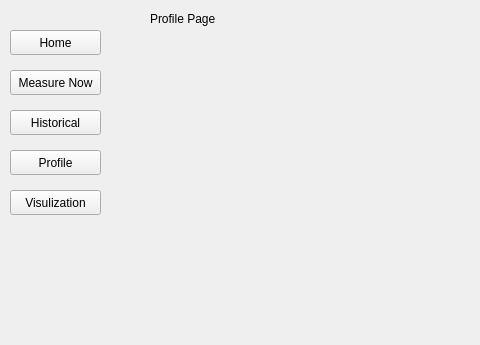
This is RaDoTechSimulation/RaDoTechSimulation/mainwindow.ui in abdelshafei/Team26RaDoTechSimulation as Qt 5 draws it before an edit; both pictures show x 0 to 480 and y 0 to 345 of the 820 by 602 pixel window. The edited form follows.
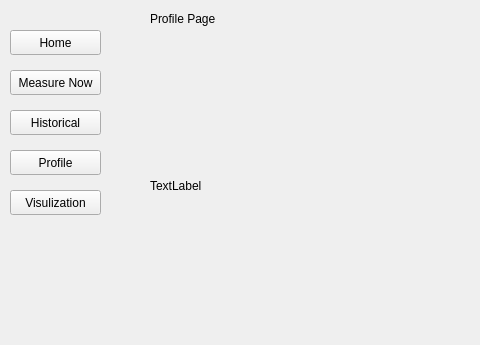
This is the edited form. The open tabs and pages were chosen to show the change.

What changed in the file:
```diff
--- a/RaDoTechSimulation/RaDoTechSimulation/mainwindow.ui
+++ b/RaDoTechSimulation/RaDoTechSimulation/mainwindow.ui
@@ -415,6 +415,19 @@
          <string>Profile Page</string>
         </property>
        </widget>
+       <widget class="QLabel" name="ProfileListLabel">
+        <property name="geometry">
+         <rect>
+          <x>20</x>
+          <y>40</y>
+          <width>301</width>
+          <height>291</height>
+         </rect>
+        </property>
+        <property name="text">
+         <string>TextLabel</string>
+        </property>
+       </widget>
       </widget>
       <widget class="QWidget" name="VisulizationPage">
        <widget class="QLabel" name="VisulizationHeader">
```
Left out of the diff: 2 changed lines with no effect on the pictures.
